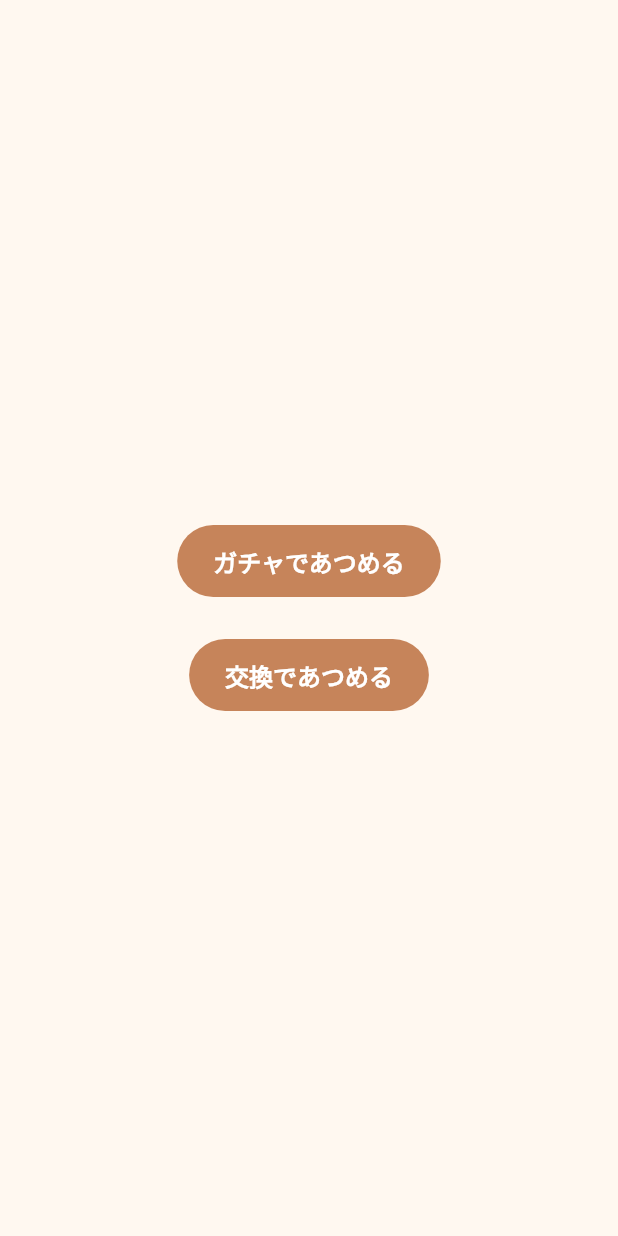
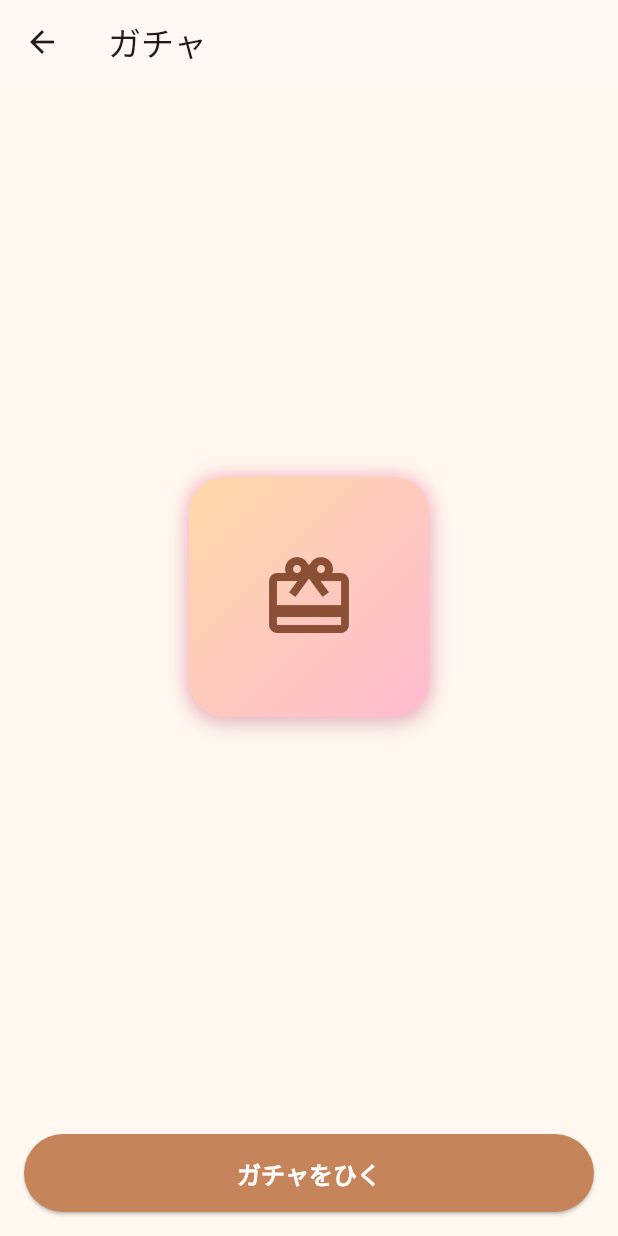
Before and after one commit to p2hacks2025/post-04, a Flutter app: the CollectPage screen opened directly, after a tap on "ガチャであつめる", on a phone screen of 412 x 824 dp. Run offline on Flutter 3.47's test engine with Material 3 defaults, Android fonts, the phone set to English and light mode, and no system bars; our stand-ins replace google_fonts, qr_flutter; missing offline and left inert: mobile_scanner, model_viewer_plus.

Commit message:
feat: シールデータにレア度を追加し、ガチャページを実装

```diff
--- a/lib/data/sticker_master.dart
+++ b/lib/data/sticker_master.dart
@@ -4,6 +4,7 @@ class StickerData {
   final String name; // 表示名
   final String assetPath; // 3Dモデル or 画像本体
   final String iconPath; // 一覧用サムネイル（無い場合は同一パス）
+  final int rarity; // レア度（1=ノーマル〜5=レア）
 
   const StickerData({
     required this.number,
@@ -11,6 +12,7 @@ class StickerData {
     required this.name,
     required this.assetPath,
     required this.iconPath,
+    this.rarity = 1,
   });
 }
 
@@ -23,6 +25,7 @@ const List<StickerData> stickerMasterDb = [
     name: 'ハート',
     assetPath: 'assets/seals/heart.glb',
     iconPath: 'assets/seals/heart.glb',
+    rarity: 1,
   ),
   StickerData(
     number: 2,
@@ -30,6 +33,7 @@ const List<StickerData> stickerMasterDb = [
     name: 'ねこ',
     assetPath: 'assets/seals/cat.glb',
     iconPath: 'assets/icons/cat.png',
+    rarity: 2,
   ),
   StickerData(
     number: 3,
@@ -37,6 +41,7 @@ const List<StickerData> stickerMasterDb = [
     name: 'まる',
     assetPath: 'assets/seals/circle.glb',
     iconPath: 'assets/seals/circle.glb',
+    rarity: 1,
   ),
   StickerData(
     number: 4,
@@ -44,5 +49,6 @@ const List<StickerData> stickerMasterDb = [
     name: 'ほし',
     assetPath: 'assets/seals/star.glb',
     iconPath: 'assets/seals/star.glb',
+    rarity: 3,
   ),
 ];
--- a/lib/pages/collect_page.dart
+++ b/lib/pages/collect_page.dart
@@ -1,5 +1,6 @@
 import 'package:flutter/material.dart';
 import 'package:seal_app/trade/trade_menu_page.dart';
+import 'package:seal_app/pages/gacha_page.dart';
 
 class CollectPage extends StatelessWidget {
   const CollectPage({super.key});
@@ -15,7 +16,10 @@ class CollectPage extends StatelessWidget {
             _CollectButton(
               label: 'ガチャであつめる',
               onPressed: () {
-                // ガチャ機能を後で追加
+                Navigator.push(
+                  context,
+                  MaterialPageRoute(builder: (context) => const GachaPage()),
+                );
               },
             ),
             // Container(
--- /dev/null
+++ b/lib/pages/gacha_page.dart
@@ -0,0 +1,261 @@
+import 'dart:math';
+import 'package:flutter/material.dart';
+import 'package:seal_app/data/sticker_master.dart';
+import 'package:seal_app/services/sticker_count_store.dart';
+import 'package:seal_app/sticker_book/sticker_tile.dart';
+
+class GachaPage extends StatefulWidget {
+  const GachaPage({super.key, this.rarityWeights});
+
+  // レア度→重み（大きいほど出やすい）。未指定ならデフォルト
+  final Map<int, double>? rarityWeights;
+
+  @override
+  State<GachaPage> createState() => _GachaPageState();
+}
+
+enum _GachaPhase { idle, animating, result }
+
+class _GachaPageState extends State<GachaPage> with SingleTickerProviderStateMixin {
+  final _rand = Random();
+  late final StickerCountStore _countStore;
+  late final List<StickerData> _catalog;
+  late final Map<int, double> _weights = widget.rarityWeights ?? {
+    1: 50, 2: 30, 3: 15, 4: 4, 5: 1,
+  };
+
+  _GachaPhase _phase = _GachaPhase.idle;
+  StickerData? _result;
+  bool _isNew = false;
+
+  late final AnimationController _controller = AnimationController(
+    vsync: this,
+    duration: const Duration(milliseconds: 2400), // 2.4秒のタメ
+  )..addStatusListener((s) {
+      if (s == AnimationStatus.completed) _revealResult();
+    });
+
+  @override
+  void initState() {
+    super.initState();
+    _catalog = List.of(stickerMasterDb)..sort((a, b) => a.number.compareTo(b.number));
+    _countStore = StickerCountStore(_catalog.map((e) => e.assetPath).toList());
+    _init();
+  }
+
+  Future<void> _init() async {
+    await _countStore.loadOrInit();
+    setState(() {});
+  }
+
+  @override
+  void dispose() {
+    _controller.dispose();
+    super.dispose();
+  }
+
+  void _startGacha() {
+    if (_phase == _GachaPhase.animating) return;
+    setState(() {
+      _phase = _GachaPhase.animating;
+      _result = null;
+    });
+    _controller.forward(from: 0);
+  }
+
+  Future<void> _revealResult() async {
+    final picked = _rollSticker();
+    final before = _countStore.getCount(picked.assetPath);
+    await _countStore.inc(picked.assetPath);
+    setState(() {
+      _result = picked;
+      _isNew = before == 0;
+      _phase = _GachaPhase.result;
+    });
+  }
+
+  StickerData _rollSticker() {
+    // 1) レア度を重み付きで抽選
+    final raritySet = _catalog.map((s) => s.rarity).toSet();
+    final entries = raritySet.map((r) => MapEntry(r, _weights[r] ?? 1)).toList()
+      ..sort((a, b) => a.key.compareTo(b.key));
+    final total = entries.fold<double>(0, (sum, e) => sum + e.value);
+    double p = _rand.nextDouble() * total;
+    int chosenRarity = entries.first.key;
+    for (final e in entries) {
+      if (p < e.value) {
+        chosenRarity = e.key;
+        break;
+      }
+      p -= e.value;
+    }
+
+    // 2) 選ばれたレア度からシールをランダムに1つ
+    final candidates = _catalog.where((s) => s.rarity == chosenRarity).toList();
+    if (candidates.isEmpty) return _catalog[_rand.nextInt(_catalog.length)];
+    return candidates[_rand.nextInt(candidates.length)];
+  }
+
+  @override
+  Widget build(BuildContext context) {
+    final isAnimating = _phase == _GachaPhase.animating;
+
+    // かわいい箱の演出（ゆらゆら＋ぷにっと拡縮＋キラキラ）
+
+    return Scaffold(
+      appBar: AppBar(title: const Text('ガチャ')),
+      backgroundColor: const Color(0xFFFFF8F0),
+      body: Center(
+        child: Stack(
+          alignment: Alignment.center,
+          children: [
+            // 箱
+            AnimatedBuilder(
+              animation: _controller,
+              builder: (context, _) {
+                // 進捗 0→1 をふんわり揺らす・光らす
+                final t = _controller.value;
+                final angle = sin(t * pi * 4) * 0.16; // 4周期でふりふり
+                final scale = 1.0 + sin(t * pi * 2) * 0.05; // 2周期でぷにっ
+                final glowAlpha = (sin(t * pi * 2) * 0.5 + 0.5) * 0.6; // 0.0-0.6
+
+                return Transform.rotate(
+                  angle: angle,
+                  child: Transform.scale(
+                    scale: scale,
+                    child: Container(
+                      width: 160,
+                      height: 160,
+                      decoration: BoxDecoration(
+                        borderRadius: BorderRadius.circular(24),
+                        gradient: const LinearGradient(
+                          colors: [Color(0xFFFFD9A8), Color(0xFFFFBBD1)],
+                          begin: Alignment.topLeft,
+                          end: Alignment.bottomRight,
+                        ),
+                        boxShadow: [
+                          BoxShadow(
+                            color: Colors.pinkAccent.withValues(alpha: glowAlpha),
+                            blurRadius: 30 * glowAlpha,
+                            spreadRadius: 6 * glowAlpha,
+                          ),
+                          BoxShadow(
+                            color: Colors.black.withValues(alpha: 0.10),
+                            blurRadius: 12,
+                            offset: const Offset(0, 6),
+                          ),
+                        ],
+                      ),
+                      child: const Center(
+                        child: Icon(Icons.card_giftcard, size: 64, color: Color(0xFF8A4F34)),
+                      ),
+                    ),
+                  ),
+                );
+              },
+            ),
+            // 結果表示
+            if (_phase == _GachaPhase.result && _result != null)
+              _ResultCard(
+                sticker: _result!,
+                isNew: _isNew,
+                onClose: () => setState(() => _phase = _GachaPhase.idle),
+                onAgain: () {
+                  setState(() => _phase = _GachaPhase.idle);
+                  _startGacha();
+                },
+              ),
+          ],
+        ),
+      ),
+      bottomNavigationBar: SafeArea(
+        child: Padding(
+          padding: const EdgeInsets.all(16),
+          child: ElevatedButton(
+            onPressed: isAnimating ? null : _startGacha,
+            style: ElevatedButton.styleFrom(
+              backgroundColor: const Color(0xFFC6845A),
+              foregroundColor: Colors.white,
+              shape: const StadiumBorder(),
+              padding: const EdgeInsets.symmetric(vertical: 14),
+              textStyle: const TextStyle(fontWeight: FontWeight.w900, fontSize: 16),
+            ),
+            child: Text(isAnimating ? '抽選中...' : 'ガチャをひく'),
+          ),
+        ),
+      ),
+    );
+  }
+}
+
+class _ResultCard extends StatelessWidget {
+  const _ResultCard({
+    required this.sticker,
+    required this.isNew,
+    required this.onClose,
+    required this.onAgain,
+  });
+
+  final StickerData sticker;
+  final bool isNew;
+  final VoidCallback onClose;
+  final VoidCallback onAgain;
+
+  @override
+  Widget build(BuildContext context) {
+    final displayPath = sticker.iconPath.isNotEmpty ? sticker.iconPath : sticker.assetPath;
+    final isGlb = displayPath.toLowerCase().endsWith('.glb');
+
+    return Material(
+      color: Colors.black26,
+      child: Center(
+        child: Container(
+          width: 320,
+          padding: const EdgeInsets.all(16),
+          decoration: BoxDecoration(
+            color: Colors.white,
+            borderRadius: BorderRadius.circular(24),
+            boxShadow: [
+              BoxShadow(color: Colors.black.withValues(alpha: 0.25), blurRadius: 20, spreadRadius: 4),
+            ],
+          ),
+          child: Column(
+            mainAxisSize: MainAxisSize.min,
+            children: [
+              Text('No.${sticker.number}  ${sticker.name}', style: const TextStyle(fontSize: 18, fontWeight: FontWeight.bold)),
+              const SizedBox(height: 12),
+              StickerTile(assetPath: displayPath, size: 160, useModelViewer: isGlb),
+              const SizedBox(height: 8),
+              Container(
+                padding: const EdgeInsets.symmetric(horizontal: 12, vertical: 6),
+                decoration: BoxDecoration(
+                  color: isNew ? const Color(0xFFFFE8D9) : const Color(0xFFE6FFFB),
+                  borderRadius: BorderRadius.circular(999),
+                ),
+                child: Text(
+                  isNew ? 'New!' : 'Lv.UP',
+                  style: TextStyle(
+                    color: isNew ? const Color(0xFFB85B2A) : const Color(0xFF0F766E),
+                    fontWeight: FontWeight.w900,
+                  ),
+                ),
+              ),
+              const SizedBox(height: 16),
+              Row(
+                mainAxisAlignment: MainAxisAlignment.spaceEvenly,
+                children: [
+                  OutlinedButton(onPressed: onClose, child: const Text('とじる')),
+                  ElevatedButton(
+                    onPressed: onAgain,
+                    style: ElevatedButton.styleFrom(backgroundColor: const Color(0xFFC6845A)),
+                    child: const Text('もう一回'),
+                  ),
+                ],
+              ),
+            ],
+          ),
+        ),
+      ),
+    );
+  }
+}
```
